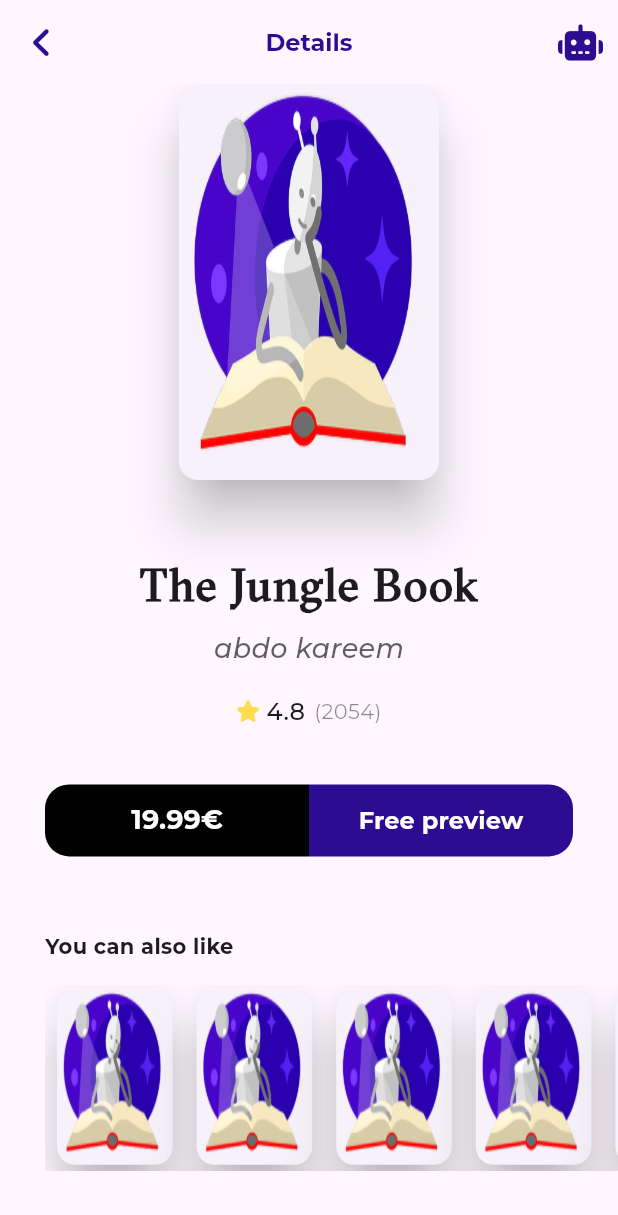
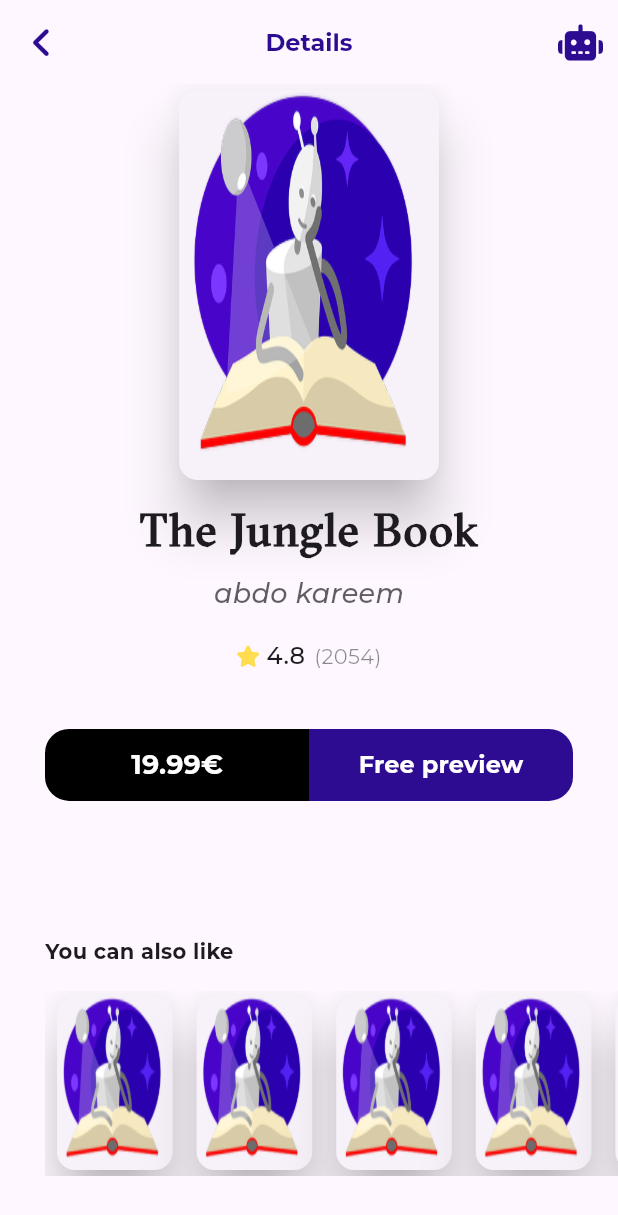
Before and after one commit to abdelrahmankareem/book_library, a Flutter app: the BookDetailsView screen opened by its route, on a phone screen of 412 x 824 dp. Shown: the top 1215 px of the screen. Run offline on Flutter 3.47's test engine with Material 3 defaults, Android fonts, the phone set to English and light mode, and no system bars; our stand-ins replace bloc, firebase_auth, firebase_core, flutter_bloc, font_awesome_flutter, go_router and 2 more; accounts and stored records are empty.

Commit message:
handling exception scroll book details

```diff
--- a/lib/features/home/presentations/views/widget/books_details_view_body.dart
+++ b/lib/features/home/presentations/views/widget/books_details_view_body.dart
@@ -12,13 +12,17 @@ class BooksDetailsViewBody extends StatelessWidget {
   @override
   Widget build(BuildContext context) {
     var width = MediaQuery.of(context).size.width;
-    return Column(children: [
+    return CustomScrollView(
+      slivers: [
+        SliverFillRemaining(
+            hasScrollBody: false,
+            child: Column(children: [
               Padding(
                 padding: EdgeInsets.symmetric(horizontal: width * .28),
                 child: const CustomBookImage(),
               ),
               const SizedBox(
-        height: 45,
+                height: 8,
               ),
               const Text(
                 "The Jungle Book",
@@ -47,8 +51,10 @@ class BooksDetailsViewBody extends StatelessWidget {
                 height: 37,
               ),
               const BooksAction(),
-      const SizedBox(
+              const Expanded(
+                child: SizedBox(
                   height: 50,
+                ),
               ),
               Padding(
                 padding: const EdgeInsets.only(left: 30),
@@ -56,11 +62,17 @@ class BooksDetailsViewBody extends StatelessWidget {
                   alignment: Alignment.centerLeft,
                   child: Text(
                     "You can also like ",
-            style: Styles.textStyle14.copyWith(fontWeight: FontWeight.bold),
+                    style: Styles.textStyle14
+                        .copyWith(fontWeight: FontWeight.bold),
                   ),
                 ),
               ),
               const SimilarbookslistView(),
-    ]);
+              const SizedBox(
+                height: 40,
+              ),
+            ])),
+      ],
+    );
   }
 }
```
Lines whose indentation alone changed are shown as unchanged.
